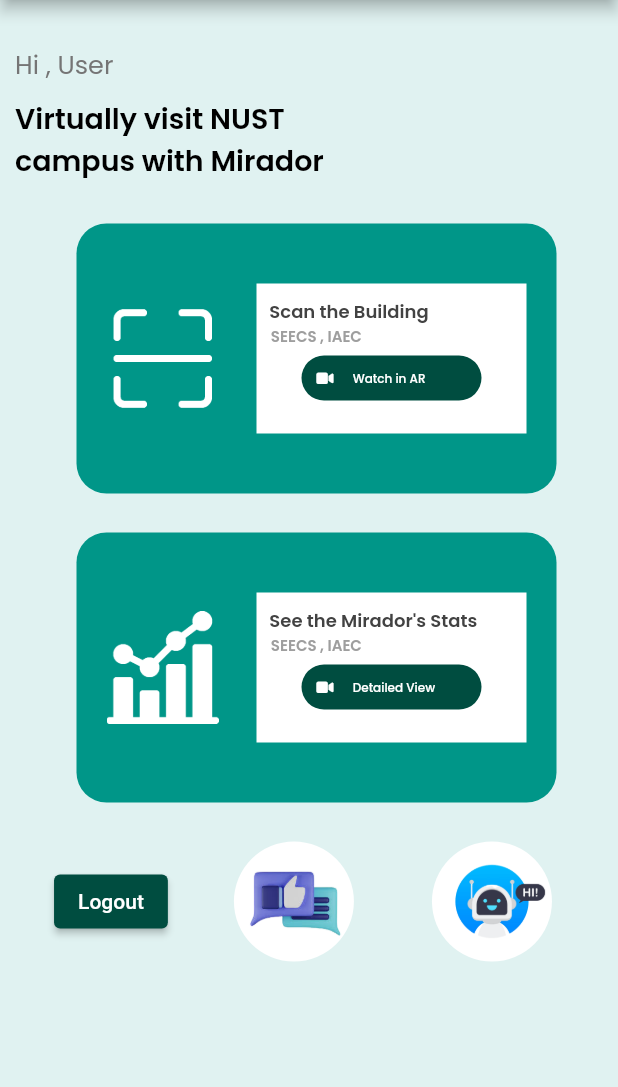
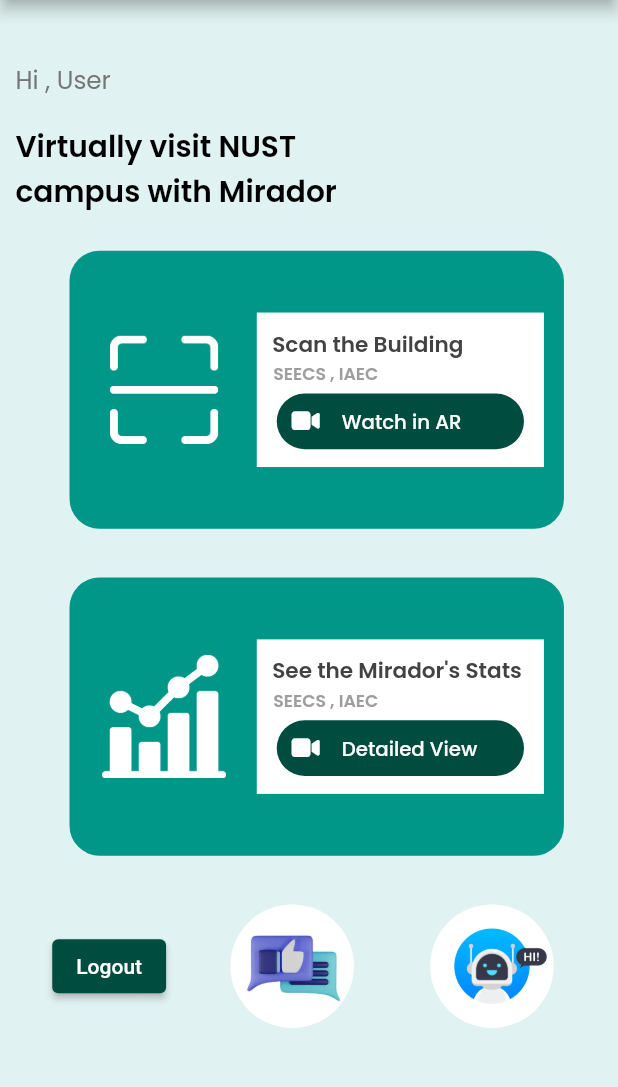
Before and after one commit to maryam-fatima/campus-mirador, a Flutter app: the HomeScreen screen opened directly, on a phone screen of 412 x 824 dp, the part 84-1171 px from its top. Run offline on Flutter 3.47's test engine with Material 2 defaults, Android fonts, the phone set to English and light mode, and no system bars; our stand-ins replace cloud_firestore, firebase_auth, firebase_core, font_awesome_flutter, google_fonts, google_sign_in and 2 more; missing offline and left inert: chat_gpt_sdk; accounts and stored records are empty.

Commit message:
made home page and container responsive

```diff
--- a/lib/screens/home.dart
+++ b/lib/screens/home.dart
@@ -1,6 +1,7 @@
 // imported the required libraries
 import 'package:flutter/material.dart';
 import 'package:google_fonts/google_fonts.dart';
+import '../widgets/Container_Menu.dart';
 import 'Welcome.dart';
 import 'package:chatbot/services/firebase_services.dart';
 import 'package:font_awesome_flutter/font_awesome_flutter.dart';
@@ -27,6 +28,10 @@
 class _HomeScreenState extends State<HomeScreen> {
   @override
   Widget build(BuildContext context) {
+    final Size screen = MediaQuery.of(context).size;
+    final double height = screen.height;
+    final double width = screen.width;
+
     return Scaffold(
       appBar: AppBar(
         backgroundColor: Colors.teal.shade900,
@@ -37,7 +42,8 @@
         body: Column(
           children: <Widget>[
             Padding(
-              padding: EdgeInsets.fromLTRB(10, 30, 0, 0),
+              padding: EdgeInsets.fromLTRB(
+                  width * 0.025, screen.height * 0.05, 0, 0),
               child: Column(
                 children: [
                   Align(
@@ -46,13 +52,13 @@
                       'Hi , User',
                       style: GoogleFonts.poppins(
                           textStyle: TextStyle(
-                              fontSize: 17,
+                              fontSize: screen.width * 0.04,
                               color: Colors.grey.shade600,
                               fontWeight: FontWeight.w400)),
                     ),
                   ),
                   SizedBox(
-                    height: 10,
+                    height: screen.height * 0.02,
                   ),
                   Align(
                     alignment: Alignment.topLeft,
@@ -60,7 +66,7 @@
                       'Virtually visit NUST',
                       style: GoogleFonts.poppins(
                           textStyle: TextStyle(
-                              fontSize: 19,
+                              fontSize: screen.width * 0.048,
                               color: Colors.black,
                               fontWeight: FontWeight.w600)),
                     ),
@@ -71,13 +77,13 @@
                       'campus with Mirador',
                       style: GoogleFonts.poppins(
                           textStyle: TextStyle(
-                              fontSize: 19,
+                              fontSize: screen.width * 0.048,
                               color: Colors.black,
                               fontWeight: FontWeight.w600)),
                     ),
                   ),
                   SizedBox(
-                    height: 20,
+                    height: screen.height * 0.02,
                   ),
                   TextButton(
                     onPressed: () async {
@@ -95,7 +101,7 @@
                     ),
                   ),
                   SizedBox(
-                    height: 10,
+                    height: screen.height * 0.02,
                   ),
                   TextButton(
                     onPressed: () async {
@@ -114,7 +120,7 @@
               ),
             ),
             SizedBox(
-              height: 10,
+              height: screen.height * 0.02,
             ),
             Row(
               mainAxisAlignment: MainAxisAlignment.spaceEvenly,
@@ -141,10 +147,10 @@
                   },
                   child: CircleAvatar(
                     backgroundColor: Colors.white,
-                    radius: 40,
+                    radius: width * 0.1,
                     child: Image(
                       image: AssetImage('images/feed.png'),
-                      width: 99,
+                      width: width * 0.4,
                     ),
                   ),
                 ),
@@ -158,10 +164,10 @@
                   },
                   child: CircleAvatar(
                     backgroundColor: Colors.white,
-                    radius: 40,
+                    radius: width * 0.1,
                     child: Image(
                       image: AssetImage('images/bot.png'),
-                      width: 99,
+                      width: width * 0.4,
                     ),
                   ),
                 ),
@@ -173,111 +179,3 @@
     );
   }
 }
-
-class Container_Menu extends StatelessWidget {
-  Container_Menu(
-      {required this.image_path,
-      required this.label_text,
-      required this.label_text_description,
-      required this.video_text});
-  final String image_path;
-  final String label_text;
-  final String label_text_description;
-  final String video_text;
-
-  @override
-  Widget build(BuildContext context) {
-    return Container(
-      decoration: BoxDecoration(
-        borderRadius: BorderRadius.circular(20),
-        color: Colors.teal,
-      ),
-      width: 320,
-      height: 180,
-      child: Row(
-        children: [
-          SizedBox(
-            width: 20,
-          ),
-          Image(
-            image: AssetImage(image_path),
-            width: 75,
-            height: 75,
-          ),
-          SizedBox(
-            width: 25,
-          ),
-          Container(
-            width: 180,
-            height: 100,
-            decoration: BoxDecoration(color: Colors.white),
-            child: Column(
-              children: [
-                SizedBox(
-                  height: 10,
-                ),
-                Align(
-                  alignment: Alignment.topLeft,
-                  child: Text(
-                    '  ${label_text}  ',
-                    overflow: TextOverflow.ellipsis,
-                    style: GoogleFonts.poppins(
-                        textStyle: TextStyle(
-                            color: Colors.grey.shade800,
-                            fontWeight: FontWeight.w600,
-                            fontSize: 12)),
-                  ),
-                ),
-                Align(
-                  alignment: Alignment.topLeft,
-                  child: Text(
-                    '   ${label_text_description}  ',
-                    overflow: TextOverflow.ellipsis,
-                    style: GoogleFonts.poppins(
-                        textStyle: TextStyle(
-                            color: Colors.grey,
-                            fontWeight: FontWeight.w600,
-                            fontSize: 10)),
-                  ),
-                ),
-                SizedBox(
-                  height: 5,
-                ),
-                Container(
-                  width: 120,
-                  height: 30,
-                  decoration: BoxDecoration(
-                      color: Colors.teal.shade900,
-                      borderRadius: BorderRadius.circular(20)),
-                  child: Row(
-                    children: [
-                      SizedBox(
-                        width: 10,
-                      ),
-                      Icon(
-                        FontAwesomeIcons.video,
-                        color: Colors.white,
-                        size: 10,
-                      ),
-                      SizedBox(
-                        width: 10,
-                      ),
-                      Text(
-                        ' ${video_text}',
-                        style: GoogleFonts.poppins(
-                            textStyle: TextStyle(
-                                color: Colors.white,
-                                fontWeight: FontWeight.w500,
-                                fontSize: 8)),
-                      )
-                    ],
-                  ),
-                ),
-              ],
-            ),
-          )
-        ],
-      ),
-    );
-  }
-}
--- /dev/null
+++ b/lib/widgets/Container_Menu.dart
@@ -0,0 +1,121 @@
+import 'package:flutter/material.dart';
+import 'package:font_awesome_flutter/font_awesome_flutter.dart';
+import 'package:google_fonts/google_fonts.dart';
+
+class Container_Menu extends StatelessWidget {
+  Container_Menu(
+      {required this.image_path,
+      required this.label_text,
+      required this.label_text_description,
+      required this.video_text});
+  final String image_path;
+  final String label_text;
+  final String label_text_description;
+  final String video_text;
+
+  @override
+  Widget build(BuildContext context) {
+    final screenSize = MediaQuery.of(context).size;
+
+    return Container(
+      decoration: BoxDecoration(
+        borderRadius: BorderRadius.circular(20),
+        color: Colors.teal,
+      ),
+      width: screenSize.width * 0.8,
+      height: screenSize.width * 0.45,
+      child: Row(
+        children: [
+          SizedBox(
+            width: 0.053 * screenSize.width,
+          ),
+          Flexible(
+            child: Image(
+              image: AssetImage(image_path),
+              width: screenSize.width * 0.2,
+              height: screenSize.width * 0.2,
+            ),
+          ),
+          SizedBox(
+            width: 0.05 * screenSize.width,
+          ),
+          Expanded(
+            flex: 2,
+            child: Container(
+              width: screenSize.width * 0.2,
+              height: screenSize.width * 0.25,
+              decoration: BoxDecoration(color: Colors.white),
+              child: Column(
+                children: [
+                  SizedBox(
+                    height: 10,
+                  ),
+                  Align(
+                    alignment: Alignment.topLeft,
+                    child: Text(
+                      '  ${label_text}  ',
+                      overflow: TextOverflow.ellipsis,
+                      style: GoogleFonts.poppins(
+                          textStyle: TextStyle(
+                        color: Colors.grey.shade800,
+                        fontWeight: FontWeight.w600,
+                        fontSize: screenSize.width * 0.035,
+                      )),
+                    ),
+                  ),
+                  Align(
+                    alignment: Alignment.topLeft,
+                    child: Text(
+                      '   ${label_text_description}  ',
+                      overflow: TextOverflow.ellipsis,
+                      style: GoogleFonts.poppins(
+                          textStyle: TextStyle(
+                        color: Colors.grey,
+                        fontWeight: FontWeight.w600,
+                        fontSize: screenSize.width * 0.028,
+                      )),
+                    ),
+                  ),
+                  SizedBox(
+                    height: 5,
+                  ),
+                  Container(
+                    width: screenSize.width * 0.4,
+                    height: screenSize.width * 0.09,
+                    decoration: BoxDecoration(
+                        color: Colors.teal.shade900,
+                        borderRadius: BorderRadius.circular(20)),
+                    child: Row(
+                      children: [
+                        SizedBox(
+                          width: 10,
+                        ),
+                        Icon(
+                          FontAwesomeIcons.video,
+                          color: Colors.white,
+                          size: screenSize.width * 0.04,
+                        ),
+                        SizedBox(
+                          width: 10,
+                        ),
+                        Text(
+                          ' ${video_text}',
+                          style: GoogleFonts.poppins(
+                              textStyle: TextStyle(
+                            color: Colors.white,
+                            fontWeight: FontWeight.w500,
+                            fontSize: screenSize.width * 0.032,
+                          )),
+                        )
+                      ],
+                    ),
+                  ),
+                ],
+              ),
+            ),
+          )
+        ],
+      ),
+    );
+  }
+}
```
